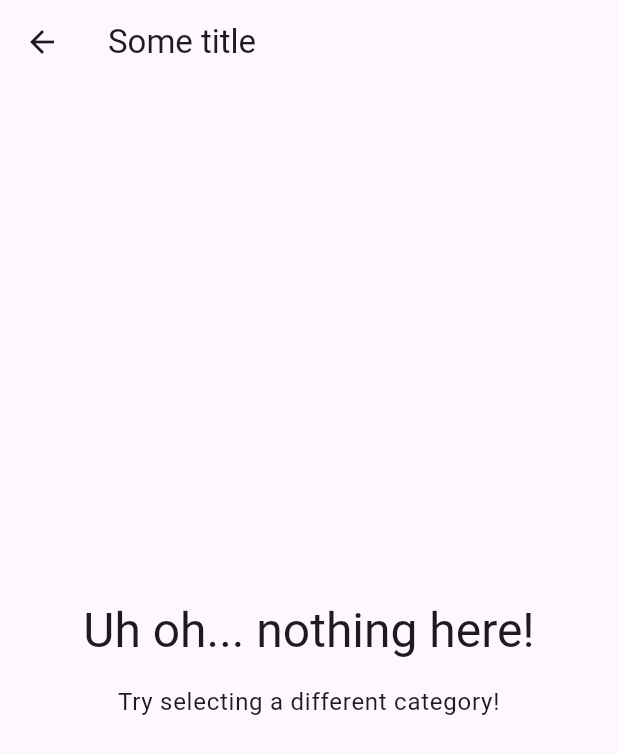
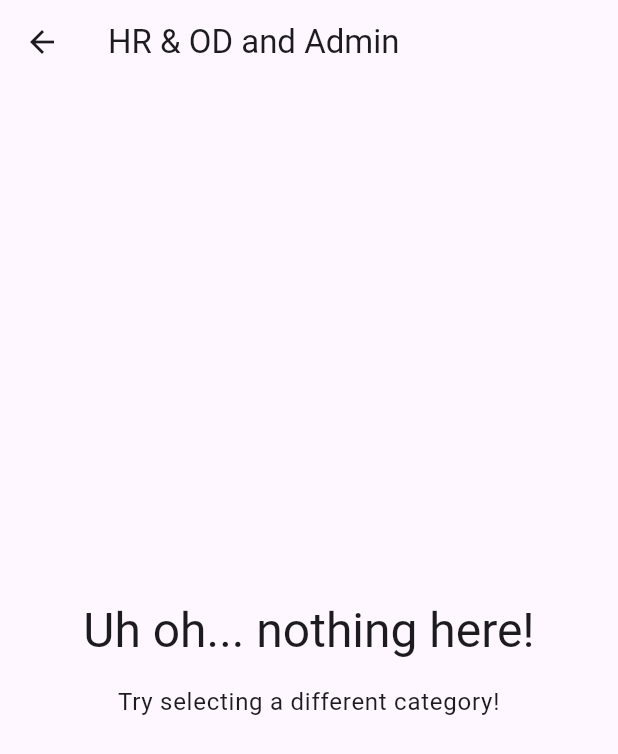
Before and after one commit to saikot19/phonebook_CDIP, a Flutter app: the screen it shows after launch, after a tap on "HR & OD and Admin", on a phone screen of 412 x 824 dp. Shown: the top 754 px of the screen. Run offline on Flutter 3.47's test engine with Material 3 defaults, Android fonts, the light colour scheme and no system bars; our stand-ins replace flutter_riverpod, google_fonts.

Commit message:
initial commit

```diff
--- a/lib/data/dummy_data.dart
+++ b/lib/data/dummy_data.dart
@@ -1,5 +1,6 @@
 //package
 import 'package:flutter/material.dart';
+
 
 //pages
 import 'package:phonebook/models/category.dart';
@@ -59,7 +60,7 @@ const availableEmployees = [
     staffPhone: '+1234567890',
     unitId: 1,
     staffImage: 'assets/images/saikot.png',
-    deptId: 'c1',
+    deptId: 'c6',
     departmentName: 'Digitization',
     projectId: 100,
     projectName: 'Emergency Response',
@@ -70,7 +71,7 @@ const availableEmployees = [
     branchName: 'Main Branch',
     areaName: 'Dhaka',
     zoneName: 'Zone A',
-    designationName: 'IT-Intern(Data)',
+    designationName: 'IT-Intern',
     createdBy: 1,
     createdAt: '2023-01-01T10:00:00Z',
     updatedAt: '2023-06-01T12:00:00Z',
@@ -84,7 +85,7 @@ const availableEmployees = [
     staffPhone: '+1234567891',
     unitId: 2,
     staffImage: 'assets/images/biswas.png',
-    deptId: 'c2',
+    deptId: 'c6',
     departmentName: 'Digitization',
     projectId: 101,
     projectName: 'Shishok',
--- a/lib/pages/categories_page.dart
+++ b/lib/pages/categories_page.dart
@@ -4,26 +4,30 @@ import 'package:flutter/material.dart';
 
 // pages
 import 'package:phonebook/data/dummy_data.dart';
+import 'package:phonebook/models/employee.dart';
 import 'package:phonebook/pages/employees.dart';
 import 'package:phonebook/widgets/category_grid_item.dart';
-import 'package:phonebook/pages/employees.dart';
-
+import 'package:phonebook/models/category.dart' as customCategory;
 
 class CategoriesPage extends StatelessWidget {
   const CategoriesPage({super.key});
 
+  void _selectCategory(BuildContext context, customCategory.Category category) {
+    final filteredEmployees = availableEmployees
+        .where((employee) => employee.deptId == category.id)
+        .toList();
 
-  void _selectCategory(BuildContext context){
-    Navigator.of(context).push(MaterialPageRoute(builder:(ctx) => EmployeesPage(
-      title:'Some title',
-      employees: [],
-    )));
+    Navigator.of(context).push(MaterialPageRoute(
+      builder: (ctx) => EmployeesPage(
+        title: category.name,
+        employees: filteredEmployees,
+      ),
+    ));
   }
 
   @override
   Widget build(BuildContext context) {
     return Scaffold(
-
       appBar: AppBar(
         title: const Text('Department'),
       ),
@@ -31,22 +35,17 @@ class CategoriesPage extends StatelessWidget {
         padding: const EdgeInsets.all(24),
         gridDelegate: const SliverGridDelegateWithFixedCrossAxisCount(
           crossAxisCount: 2,
-    // Two items per row for a medium screen
           childAspectRatio: 1.5,
-    // A balanced aspect ratio for both width and height
           crossAxisSpacing: 12,
-    // Moderate space between columns
-    mainAxisSpacing: 12, // Space between rows to avoid clutter
+          mainAxisSpacing: 12,
         ),
         children: [
           for (final category in availableCategories)
             CategoryGridItem(
               category: category,
-    onSelectCategory:(){
-    _selectCategory(context);
-
-    }
-
+              onSelectCategory: () {
+                _selectCategory(context, category);
+              },
             ),
         ],
       ),
--- a/lib/pages/splash_page.dart
+++ b/lib/pages/splash_page.dart
@@ -32,28 +32,30 @@ class _SplashPageState extends State<SplashPage> {
       home: Scaffold(
         body: Center(
           child: Column(
-            mainAxisAlignment: MainAxisAlignment.center,
             children: [
+              const Spacer(), // Push content to the top
               // App Logo
               Container(
                 height: 200,
                 width: 200,
                 decoration: BoxDecoration(
                   image: DecorationImage(
-                    image:
-                        AssetImage('assets/images/ic_launcher-playstore.png'),
+                    image: AssetImage('assets/images/appstore.png'),
                   ),
                 ),
               ),
-              const SizedBox(height: 20), // Spacer between logo and version text
-
-              // Version Text
-              const Text(
-                "V.2.0.1",
-                style: TextStyle(
-                  fontSize: 16,
-                  fontWeight: FontWeight.bold,
-                  color: Colors.grey,
+              const SizedBox(height: 20), // Spacer between logo and text
+              const Spacer(), // Push content below the logo upwards
+              // Version Text at the Bottom
+              const Padding(
+                padding: EdgeInsets.only(bottom: 16.0),
+                child: Text(
+                  "V.2.0.1",
+                  style: TextStyle(
+                    fontSize: 16,
+                    fontWeight: FontWeight.bold,
+                    color: Colors.blueGrey,
+                  ),
                 ),
               ),
             ],
```
Also changed, not shown: assets/images/EMT.png (deleted), assets/images/HR&OD&AC.png (deleted), assets/images/appstore.png (added), assets/images/audit.png (deleted), assets/images/digitization.png (deleted), assets/images/finance&Accounting.png (deleted), assets/images/ic_launcher-playstore.png (deleted), assets/images/ic_launcher-web.png (deleted), assets/images/ic_splash-web.png (deleted), assets/images/microfinance.png (deleted), assets/images/research and publication.png (deleted), assets/images/special_program.png (deleted), 1 other file. Lines whose indentation alone changed are shown as unchanged.
